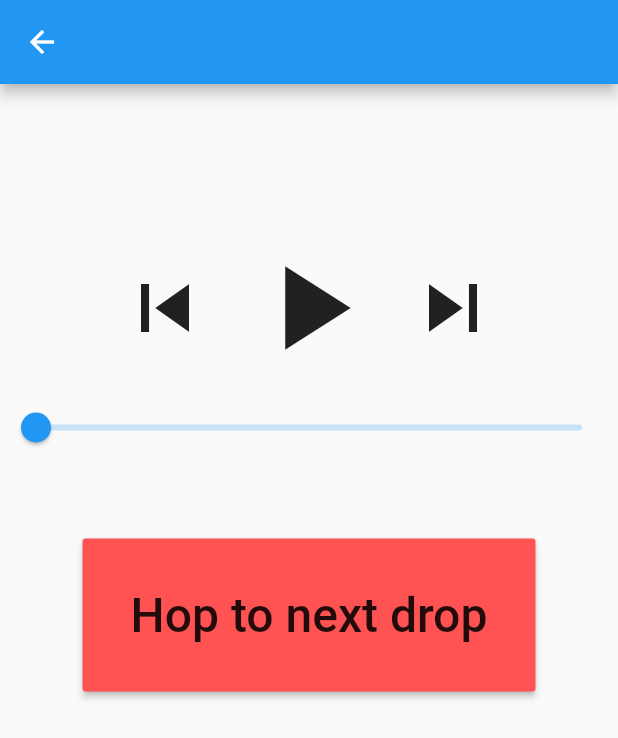
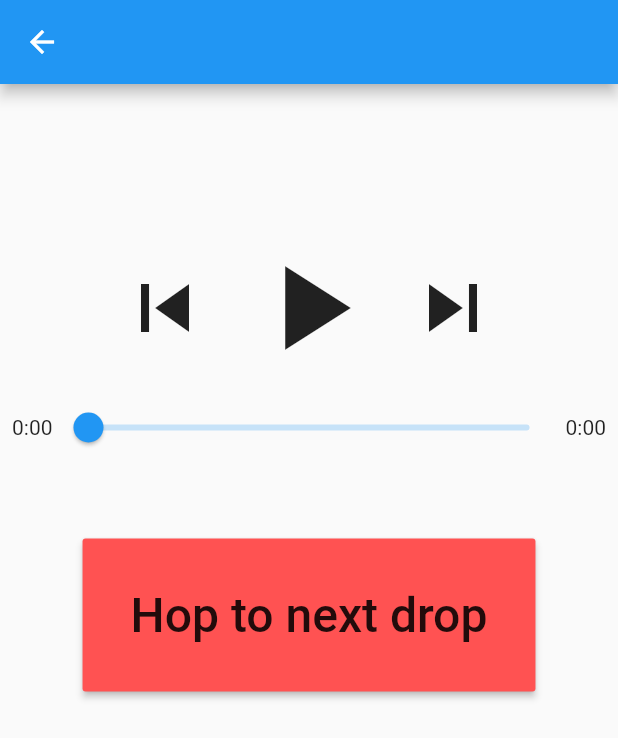
Before and after one commit to Kaelinator/song_sync, a Flutter app: the Player screen opened directly with empty values, after a tap on the "play arrow" icon, on a phone screen of 412 x 824 dp. Shown: the top 738 px of the screen. Run offline on Flutter 3.47's test engine with Material 2 defaults, Android fonts, the phone set to English and light mode, and no system bars; our stand-ins replace audioplayers, watcher.

Commit message:
pause/unpause

```diff
--- a/lib/pages/player.dart
+++ b/lib/pages/player.dart
@@ -5,6 +5,7 @@ import "package:audioplayers/audioplayer.dart";
 
 import "dart:io";
 import "dart:convert";
+import "dart:async";
 
 import "../UI/song.dart";
 
@@ -88,24 +89,25 @@ class PlayerState extends State<Player> {
     super.dispose();
   }
 
-  void skip(int moveBy) {
+  Future<int> skip(int moveBy) {
 
     int i = (songIndex + moveBy) % playlist.length;
     print("new Index: $i");
 
-    mainChannel.stop()
+    return mainChannel.stop()
       .then((int result) {
 
         if (result == 0)
-          return;
+          return result;
 
-        mainChannel.play(playlist[i].address.path, isLocal: true)
+        return mainChannel.play(playlist[i].address.path, isLocal: true)
           .then((int result) {
             if (result == 1)
               setState(() {
                 songIndex = i;
                 playing = true;
               });
+            return result;
           });
       });
 
@@ -115,9 +117,20 @@ class PlayerState extends State<Player> {
 
     bool isPlaying = !playing;
 
-    if (isPlaying){
-      skip(0);
-      mainChannel.seek(duration as double);
+    if (isPlaying) {
+      double prevProgress = songProgress;
+
+      mainChannel.play(playlist[songIndex].address.path, isLocal: true)
+        .then((result) {
+          if (result == 0)
+            return;
+
+          seek(prevProgress);
+
+          setState(() {
+            playing = isPlaying;
+          });
+        });
       return;
     }
 
@@ -132,6 +145,7 @@ class PlayerState extends State<Player> {
   }
 
   void seek(double percent) {
+
     mainChannel.seek(percent * duration);
   }
 
@@ -178,11 +192,40 @@ class PlayerState extends State<Player> {
               )
             ]
           ),
-          new Slider(
-            value: songProgress,
-            min: 0.0,
-            max: 1.0,
-            onChanged: seek
+          new Row(
+            mainAxisSize: MainAxisSize.max,
+            children: <Widget>[
+              new Container(
+                padding: EdgeInsets.only(
+                  left: 8.0
+                ),
+                child: new Text(
+                  new Duration(
+                    seconds: (songProgress * duration).round()
+                  ).toString()
+                  .substring(3, 7)
+                ),
+              ),
+              new Expanded(
+                child:new Slider(
+                  value: songProgress,
+                  min: 0.0,
+                  max: 1.0,
+                  onChanged: seek
+                )
+              ),
+              new Container(
+                padding: EdgeInsets.only(
+                  right: 8.0
+                ),
+                child: new Text(
+                  new Duration(
+                    seconds: (duration - songProgress * duration).round()
+                  ).toString()
+                  .substring(3, 7)
+                ),
+              )
+            ],
           ),
           new Container(
             padding: EdgeInsets.only(
```
